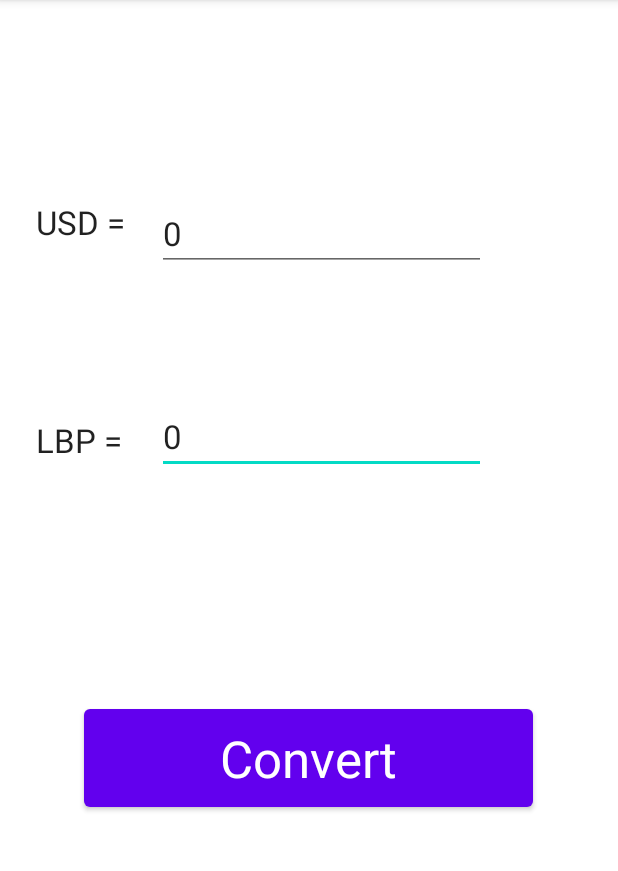
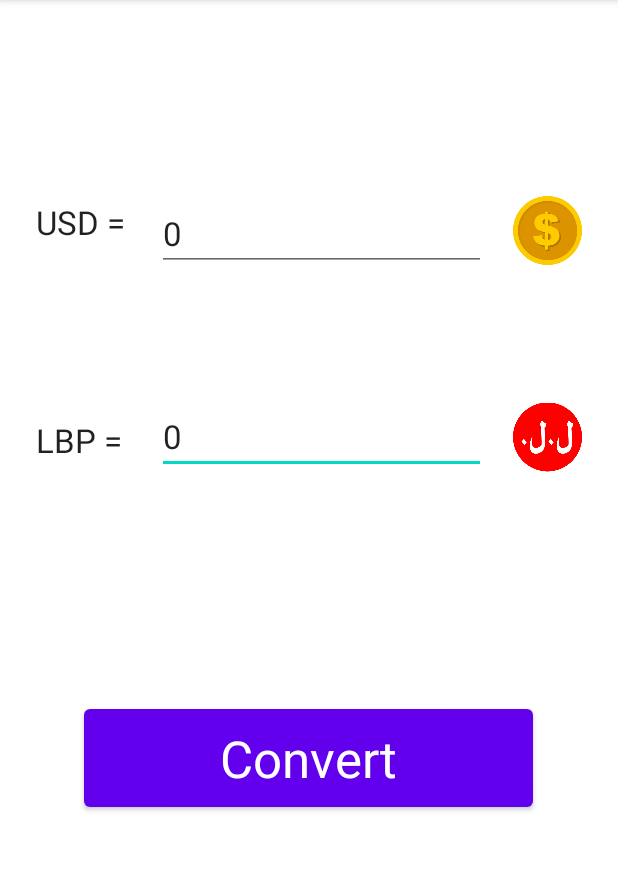
Before and after one commit to tiaelhelou/Currency_Converter1, an Android app: the screen it shows after launch (MainActivity), on a phone screen of 412 x 824 dp, the part 84-955 px from its top. Run offline under Robolectric (Android 15) with nearby library versions, the phone set to English and light mode, and no system bars.

Commit message:
Added two images/icons; one for usd and one for lbp

```diff
--- a/CurrencyConverter/app/src/main/res/layout/activity_main.xml
+++ b/CurrencyConverter/app/src/main/res/layout/activity_main.xml
@@ -94,4 +94,35 @@
         app:layout_constraintTop_toTopOf="parent"
         app:layout_constraintVertical_bias="0.0" />
 
+
+    <ImageView
+        android:id="@+id/imageView"
+        android:layout_width="46dp"
+        android:layout_height="54dp"
+        android:layout_marginStart="18dp"
+        android:layout_marginTop="160dp"
+        android:layout_marginEnd="16dp"
+        app:layout_constraintBottom_toBottomOf="@+id/usd"
+        app:layout_constraintEnd_toEndOf="parent"
+        app:layout_constraintHorizontal_bias="0.0"
+        app:layout_constraintStart_toEndOf="@+id/usd"
+        app:layout_constraintTop_toTopOf="parent"
+        app:layout_constraintVertical_bias="1.0"
+        app:srcCompat="@drawable/images" />
+
+    <ImageView
+        android:id="@+id/imageView2"
+        android:layout_width="46dp"
+        android:layout_height="52dp"
+        android:layout_marginStart="349dp"
+        android:layout_marginTop="99dp"
+        android:scaleType="fitCenter"
+        app:layout_constraintBottom_toBottomOf="@+id/lbp"
+        app:layout_constraintEnd_toEndOf="@+id/imageView"
+        app:layout_constraintHorizontal_bias="1.0"
+        app:layout_constraintStart_toStartOf="parent"
+        app:layout_constraintTop_toBottomOf="@+id/imageView"
+        app:layout_constraintVertical_bias="0.92"
+        app:srcCompat="@drawable/lltall_400x400" />
+
 </androidx.constraintlayout.widget.ConstraintLayout>
```
Also changed, not shown: CurrencyConverter/app/src/main/res/drawable/converter_icon.png (added), CurrencyConverter/app/src/main/res/drawable/images.png (added), CurrencyConverter/app/src/main/res/drawable/lltall_400x400.png (added).
